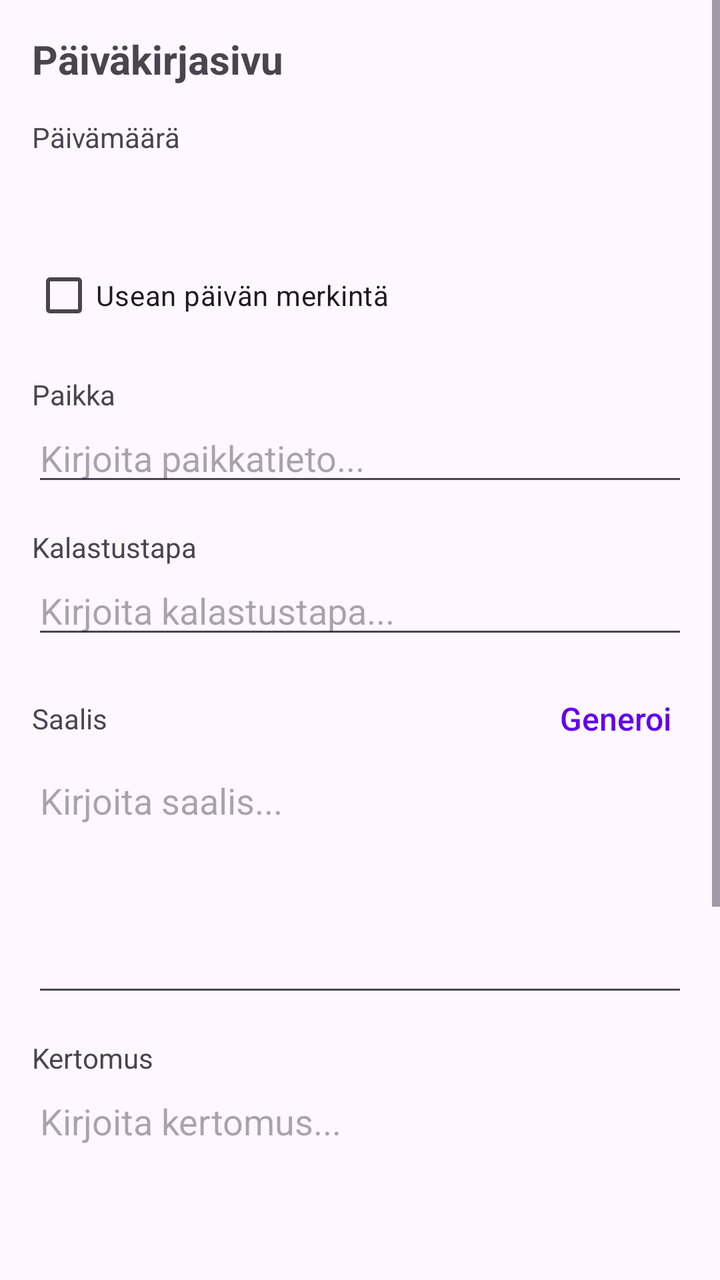
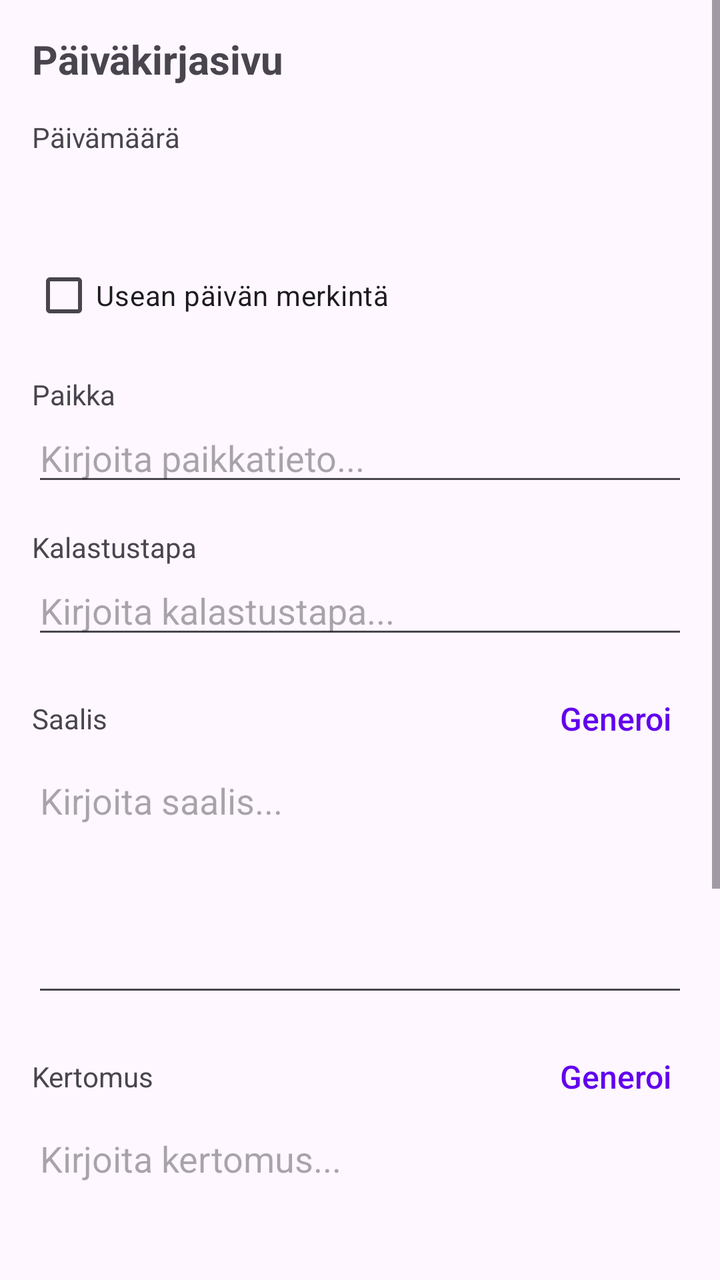

Two renders of the same Android screen: before a commit and after it. Below are the layout's source before the change and the commit's diff.
<!-- AndroidManifest.xml: application theme Theme.KalaKartta -->
<!-- res/layout/activity_edit_diary_page.xml -->
<?xml version="1.0" encoding="utf-8"?>
<ScrollView xmlns:android="http://schemas.android.com/apk/res/android" android:id="@+id/editorRoot" android:layout_width="match_parent" android:layout_height="match_parent" android:fillViewport="true">
    <LinearLayout android:layout_width="match_parent" android:layout_height="wrap_content" android:orientation="vertical" android:padding="16dp" android:paddingBottom="140dp">
        <TextView android:id="@+id/diaryPageTitle" android:layout_width="match_parent" android:layout_height="wrap_content" android:text="Päiväkirjasivu" android:textSize="20sp" android:textStyle="bold" android:layout_marginBottom="16dp" />
        <TextView android:layout_width="wrap_content" android:layout_height="wrap_content" android:text="Päivämäärä" />
        <TextView android:id="@+id/startDateText" android:layout_width="match_parent" android:layout_height="wrap_content" android:padding="12dp" android:textSize="16sp" android:clickable="true" android:focusable="true" android:background="?attr/selectableItemBackground" />
        <CheckBox android:id="@+id/multiDayCheckBox" android:layout_width="wrap_content" android:layout_height="wrap_content" android:text="Usean päivän merkintä" />
        <LinearLayout android:id="@+id/endDateContainer" android:layout_width="match_parent" android:layout_height="wrap_content" android:orientation="vertical" android:visibility="gone">
            <TextView android:layout_width="wrap_content" android:layout_height="wrap_content" android:text="Loppupäivämäärä" />
            <TextView android:id="@+id/endDateText" android:layout_width="match_parent" android:layout_height="wrap_content" android:padding="12dp" android:textSize="16sp" android:clickable="true" android:focusable="true" android:background="?attr/selectableItemBackground" />
        </LinearLayout>
        <TextView android:layout_width="wrap_content" android:layout_height="wrap_content" android:text="Paikka" android:layout_marginTop="16dp" />
        <EditText android:id="@+id/locationEdit" android:layout_width="match_parent" android:layout_height="wrap_content" android:hint="Kirjoita paikkatieto..." />
        <TextView android:layout_width="wrap_content" android:layout_height="wrap_content" android:text="Kalastustapa" android:layout_marginTop="16dp" />
        <EditText android:id="@+id/fishingMethodEdit" android:layout_width="match_parent" android:layout_height="wrap_content" android:hint="Kirjoita kalastustapa..." />
        <LinearLayout android:layout_width="match_parent" android:layout_height="wrap_content" android:orientation="horizontal" android:gravity="center_vertical" android:layout_marginTop="16dp"><TextView android:layout_width="0dp" android:layout_height="wrap_content" android:layout_weight="1" android:text="Saalis" /><TextView android:id="@+id/generateCatchButton" style="@style/TextAppearance.KalaKartta.ActionLink" android:layout_width="wrap_content" android:layout_height="wrap_content" android:text="Generoi" android:padding="8dp" android:clickable="true" android:focusable="true" /></LinearLayout>
        <EditText android:id="@+id/catchEdit" android:layout_width="match_parent" android:layout_height="wrap_content" android:minLines="5" android:gravity="top" android:inputType="textMultiLine" android:hint="Kirjoita saalis..." />
        <TextView android:layout_width="wrap_content" android:layout_height="wrap_content" android:text="Kertomus" android:layout_marginTop="16dp" />
        <EditText android:id="@+id/storyEdit" android:layout_width="match_parent" android:layout_height="wrap_content" android:minLines="8" android:gravity="top" android:inputType="textMultiLine|textCapSentences" android:hint="Kirjoita kertomus..." />
        <TextView android:layout_width="wrap_content" android:layout_height="wrap_content" android:text="Media" android:textStyle="bold" android:layout_marginTop="16dp" />
        <LinearLayout android:id="@+id/mediaListLayout" android:layout_width="match_parent" android:layout_height="wrap_content" android:orientation="vertical" />
        <Button android:id="@+id/addMediaButton" android:layout_width="wrap_content" android:layout_height="wrap_content" android:text="Lisää media" />
        <LinearLayout android:layout_width="match_parent" android:layout_height="wrap_content" android:orientation="horizontal" android:gravity="end" android:layout_marginTop="24dp">
            <TextView android:id="@+id/saveButton" style="@style/TextAppearance.KalaKartta.ActionLink" android:layout_width="wrap_content" android:layout_height="wrap_content" android:text="Tallenna" android:padding="16dp" android:clickable="true" android:focusable="true" />
            <TextView android:id="@+id/backButton" style="@style/TextAppearance.KalaKartta.ActionLink" android:layout_width="wrap_content" android:layout_height="wrap_content" android:text="@string/back" android:padding="16dp" android:clickable="true" android:focusable="true" />
        </LinearLayout>
    </LinearLayout>
</ScrollView>
<!-- resources referenced by this layout -->
<resources>
  <string name="back">Takaisin</string>
  <style name="TextAppearance.KalaKartta.ActionLink" parent="TextAppearance.KalaKartta.MenuLink">
          <item name="android:textColor">@color/link_color</item>
      </style>
  <style name="Theme.KalaKartta" parent="Base.Theme.KalaKartta" />
  <style name="TextAppearance.KalaKartta.MenuLink" parent="">
          <item name="android:fontFamily">sans-serif-medium</item>
          <item name="android:textSize">16sp</item>
          <item name="android:textColor">?android:attr/textColorPrimary</item>
          <item name="android:textStyle">normal</item>
      </style>
  <color name="link_color">#6200EE</color>
  <style name="Base.Theme.KalaKartta" parent="Theme.Material3.DayNight.NoActionBar">
          
          <item name="colorPrimary">#6200EE</item>
          <item name="colorOnPrimary">#FFFFFF</item>
          <item name="editTextStyle">@style/Widget.AppCompat.EditText</item>
          <item name="android:spinnerStyle">@style/Widget.AppCompat.Spinner</item>
      </style>
</resources>

<!-- the commit's change to res/layout/activity_edit_diary_page.xml (unified diff, before → after) -->
@@ -15,7 +15,7 @@
         <EditText android:id="@+id/fishingMethodEdit" android:layout_width="match_parent" android:layout_height="wrap_content" android:hint="Kirjoita kalastustapa..." />
         <LinearLayout android:layout_width="match_parent" android:layout_height="wrap_content" android:orientation="horizontal" android:gravity="center_vertical" android:layout_marginTop="16dp"><TextView android:layout_width="0dp" android:layout_height="wrap_content" android:layout_weight="1" android:text="Saalis" /><TextView android:id="@+id/generateCatchButton" style="@style/TextAppearance.KalaKartta.ActionLink" android:layout_width="wrap_content" android:layout_height="wrap_content" android:text="Generoi" android:padding="8dp" android:clickable="true" android:focusable="true" /></LinearLayout>
         <EditText android:id="@+id/catchEdit" android:layout_width="match_parent" android:layout_height="wrap_content" android:minLines="5" android:gravity="top" android:inputType="textMultiLine" android:hint="Kirjoita saalis..." />
-        <TextView android:layout_width="wrap_content" android:layout_height="wrap_content" android:text="Kertomus" android:layout_marginTop="16dp" />
+        <LinearLayout android:layout_width="match_parent" android:layout_height="wrap_content" android:orientation="horizontal" android:gravity="center_vertical" android:layout_marginTop="16dp"><TextView android:layout_width="0dp" android:layout_height="wrap_content" android:layout_weight="1" android:text="Kertomus" /><TextView android:id="@+id/generateStoryButton" style="@style/TextAppearance.KalaKartta.ActionLink" android:layout_width="wrap_content" android:layout_height="wrap_content" android:text="Generoi" android:padding="8dp" android:clickable="true" android:focusable="true" /></LinearLayout>
         <EditText android:id="@+id/storyEdit" android:layout_width="match_parent" android:layout_height="wrap_content" android:minLines="8" android:gravity="top" android:inputType="textMultiLine|textCapSentences" android:hint="Kirjoita kertomus..." />
         <TextView android:layout_width="wrap_content" android:layout_height="wrap_content" android:text="Media" android:textStyle="bold" android:layout_marginTop="16dp" />
         <LinearLayout android:id="@+id/mediaListLayout" android:layout_width="match_parent" android:layout_height="wrap_content" android:orientation="vertical" />
